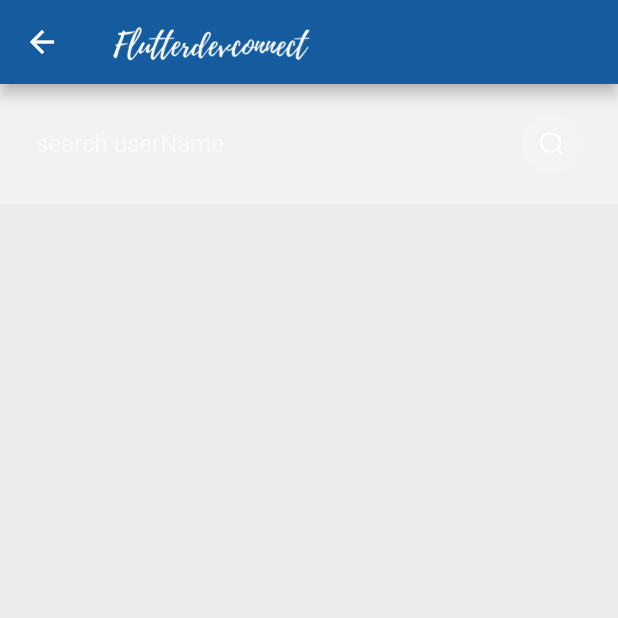
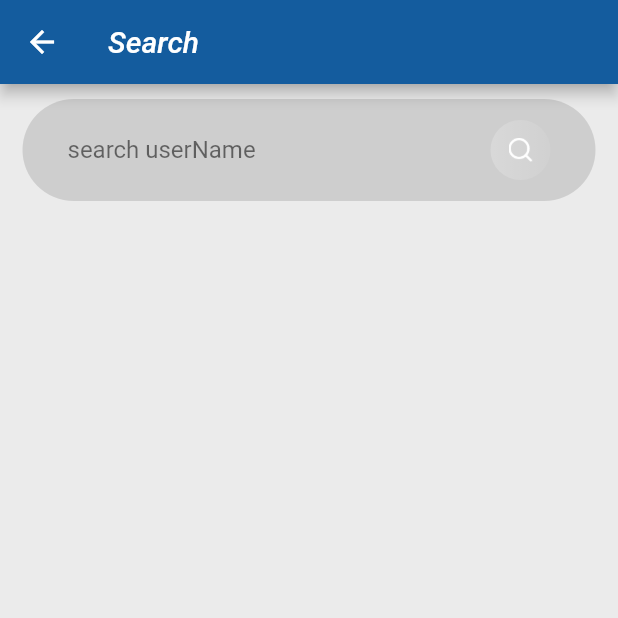
Before and after one commit to JustMyLive/ChatAppWithFireBase, a Flutter app: the SearchScreen screen opened directly, on a phone screen of 412 x 824 dp, the top half of it. Run offline on Flutter 3.47's test engine with Material 2 defaults, Android fonts, the phone set to English and light mode, and no system bars; our stand-ins replace badges, cloud_firestore, firebase_auth, fluttertoast, shared_preferences; accounts and stored records are empty.

Commit message:
Change some styles. Colors, photo, title, view

```diff
--- a/lib/views/search.dart
+++ b/lib/views/search.dart
@@ -44,6 +44,15 @@ class _SearchScreenState extends State<SearchScreen> {
       padding: EdgeInsets.symmetric(horizontal: 24, vertical: 16),
       child: Row(
         children: <Widget>[
+          Container(
+            margin: EdgeInsets.only(right: 7),
+            height: 40,
+            width: 40,
+            decoration: BoxDecoration(
+              borderRadius: BorderRadius.circular(20),
+              color: Colors.blueAccent,
+            ),
+          ),
           Column(
             crossAxisAlignment: CrossAxisAlignment.start,
             children: <Widget>[
@@ -104,23 +113,34 @@ class _SearchScreenState extends State<SearchScreen> {
   @override
   Widget build(BuildContext context) {
     return Scaffold(
-      appBar: appBarMain(context),
+      appBar: AppBar(
+        title: Text(
+            'Search',
+          style: TextStyle(
+            fontStyle: FontStyle.italic
+          ),
+        ),
+      ),
       body: Container(
         child: Column(
           children: <Widget>[
             Container(
-              color: Color(0x54FFFFFF),
-              padding: EdgeInsets.symmetric(horizontal: 24, vertical: 16),
+              decoration: BoxDecoration(
+                borderRadius: new BorderRadius.circular(40),
+                color: Colors.black12,
+              ),
+              padding: EdgeInsets.symmetric(horizontal: 30, vertical: 10),
+              margin: EdgeInsets.only(left: 15,right: 15,top: 10),
               child: Row(
                 children: <Widget>[
                   Expanded(
                       child: TextField(
                         controller: searchTextEditingController,
-                        style: TextStyle(color: Colors.white),
+                        style: TextStyle(color: Colors.black),
                         decoration: InputDecoration(
                           hintText: "search userName",
                           hintStyle: TextStyle(
-                            color: Colors.white54
+                            color: Colors.black54
                           ),
                           border: InputBorder.none
                         ),
--- a/lib/widgets/widget.dart
+++ b/lib/widgets/widget.dart
@@ -45,7 +45,7 @@ TextStyle simpleTextStyle() {
 
 TextStyle medimTextStyle() {
   return TextStyle(
-    color: Colors.white,
+    color: Colors.black,
     fontSize: 17,
   );
 }
```
